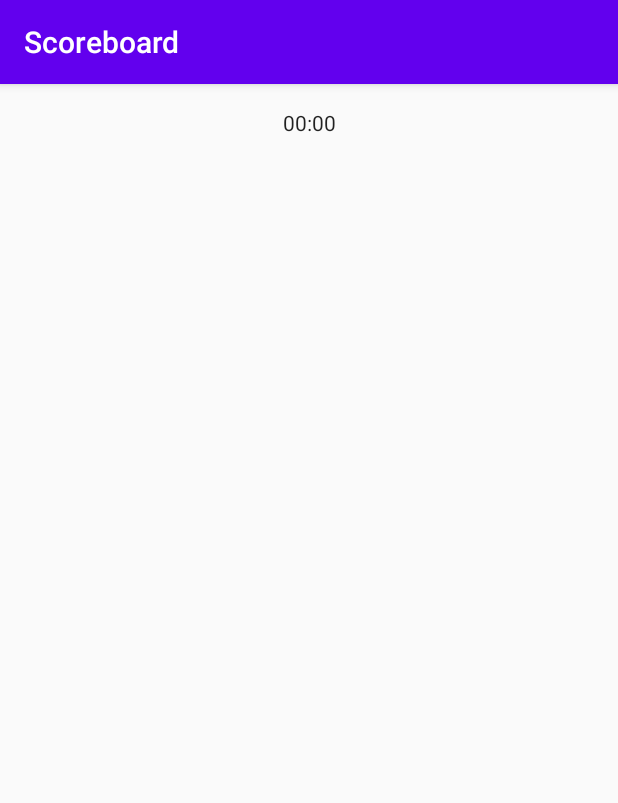
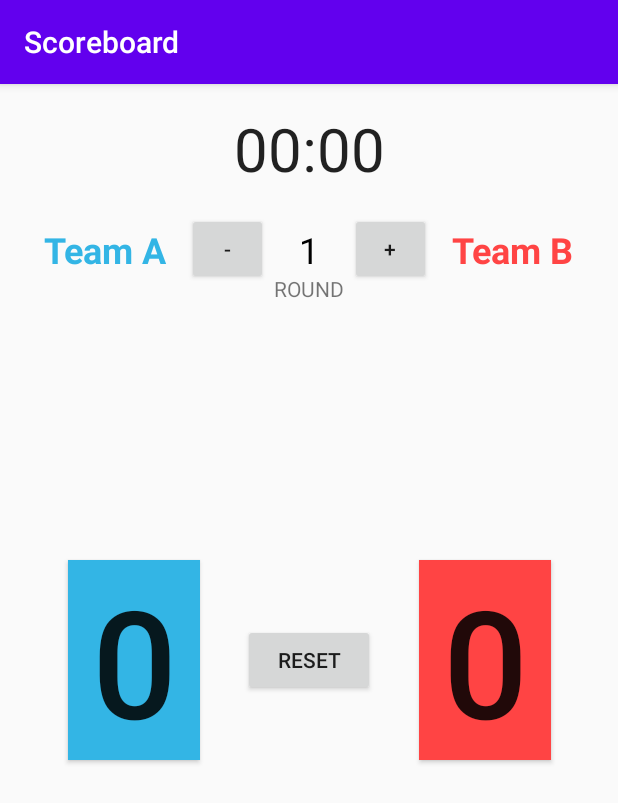
Before and after one commit to lamys12sing/Scoreboard, an Android app: the screen it shows after launch (MainActivity), on a phone screen of 412 x 824 dp. Shown: the top 803 px of the screen. Run offline under Robolectric (Android 15) with nearby library versions, the phone set to English and light mode, and no system bars.

Commit message:
initial layout

```diff
--- a/app/src/main/res/layout/activity_main.xml
+++ b/app/src/main/res/layout/activity_main.xml
@@ -11,10 +11,119 @@
         android:id="@+id/timer"
         android:layout_width="wrap_content"
         android:layout_height="wrap_content"
+        android:textSize="40sp"
         app:layout_constrainedHeight="true"
         app:layout_constraintEnd_toEndOf="parent"
         app:layout_constraintStart_toStartOf="parent"
         app:layout_constraintTop_toTopOf="parent" />
 
+    <TextView
+        android:id="@+id/textView_title_A"
+        style="@style/team_title"
+        android:layout_width="0dp"
+        android:layout_height="wrap_content"
+        android:layout_marginTop="16dp"
+        android:clickable="true"
+        android:text="Team A"
+        android:textColor="@color/teamA"
+        app:layout_constraintBottom_toBottomOf="@+id/button_min_round"
+        app:layout_constraintEnd_toStartOf="@id/button_min_round"
+        app:layout_constraintHorizontal_weight="2"
+        app:layout_constraintStart_toStartOf="parent"
+        app:layout_constraintTop_toBottomOf="@+id/timer" />
+
+    <Button
+        android:id="@+id/button_min_round"
+        android:layout_width="0dp"
+        android:layout_height="wrap_content"
+        android:layout_marginTop="16dp"
+        android:text="-"
+        app:layout_constraintEnd_toStartOf="@+id/textView_round"
+        app:layout_constraintHorizontal_weight="1"
+        app:layout_constraintStart_toEndOf="@+id/textView_title_A"
+        app:layout_constraintTop_toBottomOf="@+id/timer" />
+
+    <TextView
+        android:id="@+id/textView_round"
+        android:layout_width="0dp"
+        android:layout_height="wrap_content"
+        android:layout_marginTop="16dp"
+        android:gravity="center"
+        android:text="1"
+        android:textColor="@android:color/black"
+        android:textSize="24sp"
+        app:layout_constraintBaseline_toBaselineOf="@id/textView_title_B"
+        app:layout_constraintEnd_toStartOf="@+id/button_add_round"
+        app:layout_constraintHorizontal_weight="1"
+        app:layout_constraintStart_toEndOf="@+id/button_min_round"
+        app:layout_constraintTop_toBottomOf="@+id/timer" />
+
+    <TextView
+        android:layout_width="wrap_content"
+        android:layout_height="wrap_content"
+        android:text="@string/round"
+        android:textAllCaps="true"
+        app:layout_constraintEnd_toEndOf="parent"
+        app:layout_constraintStart_toStartOf="parent"
+        app:layout_constraintTop_toBottomOf="@+id/textView_round" />
+
+    <Button
+        android:id="@+id/button_add_round"
+        android:layout_width="0dp"
+        android:layout_height="wrap_content"
+        android:layout_marginTop="16dp"
+        android:text="+"
+        app:layout_constraintEnd_toStartOf="@+id/textView_title_B"
+        app:layout_constraintHorizontal_weight="1"
+        app:layout_constraintStart_toEndOf="@id/textView_round"
+        app:layout_constraintTop_toBottomOf="@+id/timer" />
+
+    <TextView
+        android:id="@+id/textView_title_B"
+        style="@style/team_title"
+        android:layout_width="0dp"
+        android:layout_height="wrap_content"
+        android:layout_marginTop="16dp"
+        android:clickable="true"
+        android:text="Team B"
+        android:textColor="@color/teamB"
+        app:layout_constraintBottom_toBottomOf="@+id/button_add_round"
+        app:layout_constraintEnd_toEndOf="parent"
+        app:layout_constraintHorizontal_weight="2"
+        app:layout_constraintStart_toEndOf="@id/button_add_round"
+        app:layout_constraintTop_toBottomOf="@+id/timer" />
+
+    <Button
+        android:id="@+id/textView_scoreA"
+        style="@style/score"
+        android:background="@color/teamA"
+        android:text="0"
+        app:layout_constraintBottom_toBottomOf="parent"
+        app:layout_constraintEnd_toStartOf="@+id/button_reset_score"
+        app:layout_constraintStart_toStartOf="parent"
+        app:layout_constraintTop_toTopOf="parent" />
+
+    <Button
+        android:id="@+id/textView_scoreB"
+        style="@style/score"
+        android:background="@color/teamB"
+        android:text="0"
+        app:layout_constraintBottom_toBottomOf="parent"
+        app:layout_constraintEnd_toEndOf="parent"
+        app:layout_constraintStart_toEndOf="@+id/button_reset_score"
+        app:layout_constraintTop_toTopOf="parent" />
+
+    <Button
+        android:id="@+id/button_reset_score"
+        android:layout_width="wrap_content"
+        android:layout_height="wrap_content"
+        android:text="reset"
+        android:textAllCaps="true"
+        app:layout_constraintBottom_toBottomOf="parent"
+        app:layout_constraintEnd_toEndOf="parent"
+        app:layout_constraintStart_toStartOf="parent"
+        app:layout_constraintTop_toTopOf="@+id/timer" />
+
+
 
 </androidx.constraintlayout.widget.ConstraintLayout>
--- a/app/src/main/res/values/colors.xml
+++ b/app/src/main/res/values/colors.xml
@@ -3,4 +3,6 @@
     <color name="colorPrimary">#6200EE</color>
     <color name="colorPrimaryDark">#3700B3</color>
     <color name="colorAccent">#03DAC5</color>
+    <color name="teamA">#FF33B5E5</color>
+    <color name="teamB">#FFFF4444</color>
 </resources>
--- a/app/src/main/res/values/strings.xml
+++ b/app/src/main/res/values/strings.xml
@@ -1,3 +1,4 @@
 <resources>
     <string name="app_name">Scoreboard</string>
+    <string name="round">Round</string>
 </resources>
--- a/app/src/main/res/values/styles.xml
+++ b/app/src/main/res/values/styles.xml
@@ -7,4 +7,16 @@
         <item name="colorAccent">@color/colorAccent</item>
     </style>
 
+    <style name="team_title">
+        <item name="android:gravity">center</item>
+        <item name="android:textSize">24sp</item>
+        <item name="android:textStyle">bold</item>
+    </style>
+
+    <style name="score">
+        <item name="android:textSize">100sp</item>
+        <item name="android:layout_width">wrap_content</item>
+        <item name="android:layout_height">wrap_content</item>
+    </style>
+
 </resources>
```
